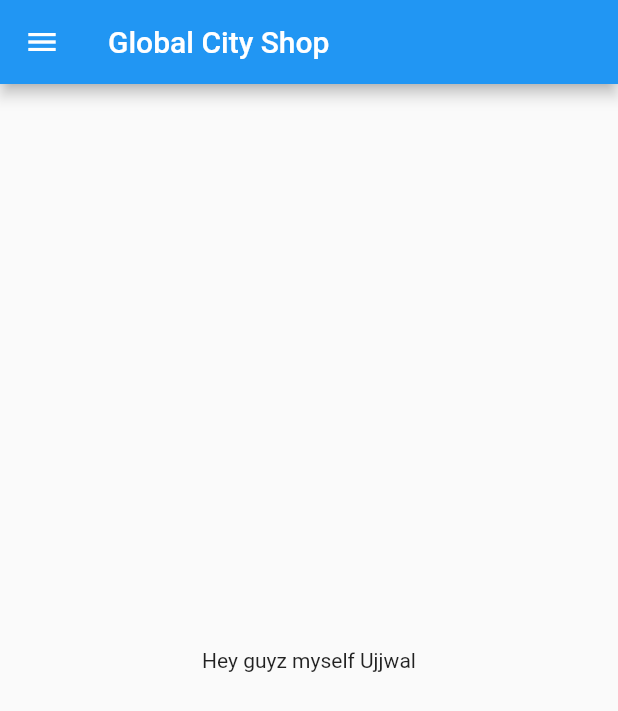
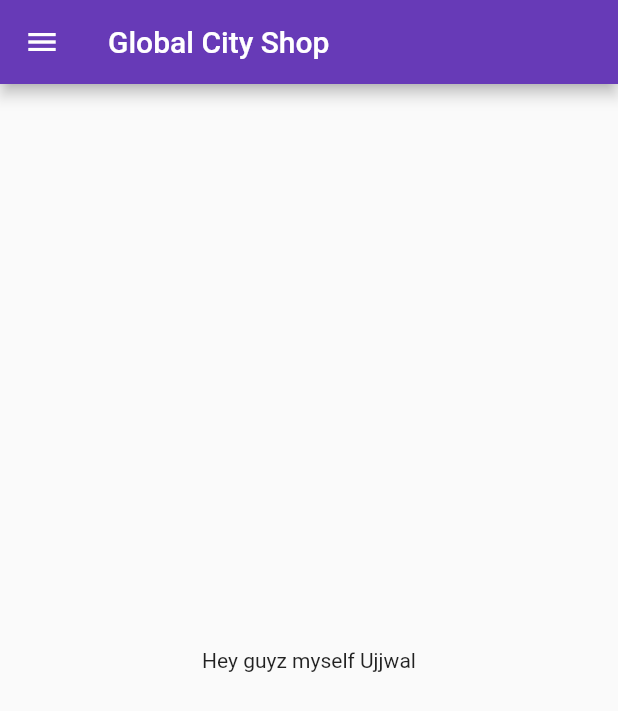
Before and after one commit to ujjwal509kumar/FlutterFirstProject, a Flutter app: the screen it shows after launch, on a phone screen of 412 x 824 dp. Shown: the top 711 px of the screen. Run offline on Flutter 3.47's test engine with Material 2 defaults, Android fonts, the phone set to English and light mode, and no system bars.

Commit message:
Day-3 completed

```diff
--- a/lib/main.dart
+++ b/lib/main.dart
@@ -1,16 +1,25 @@
 import 'package:first_app/home_page.dart';
+import 'package:first_app/login_page.dart';
 import 'package:flutter/material.dart';
 void main() {
   runApp(firstApp());
 }
 
 class firstApp extends StatelessWidget {
-  const firstApp({ Key? key }) : super(key: key);
-
   @override
   Widget build(BuildContext context) {
     return MaterialApp(
-      home: Homepage()
+      themeMode: ThemeMode.light,
+      theme: ThemeData(primarySwatch: Colors.deepPurple),
+      darkTheme: ThemeData(
+        brightness: Brightness.dark,
+        ),
+        initialRoute: "/home",
+        routes: {
+          "/": (context) => LoginPage(),
+          "/home": (context) => Homepage(),
+          "/login": (context) => LoginPage()
+        },
     );
   }
 }
```
Also changed, not shown: lib/login_page.dart (added, +20 -0 lines).
